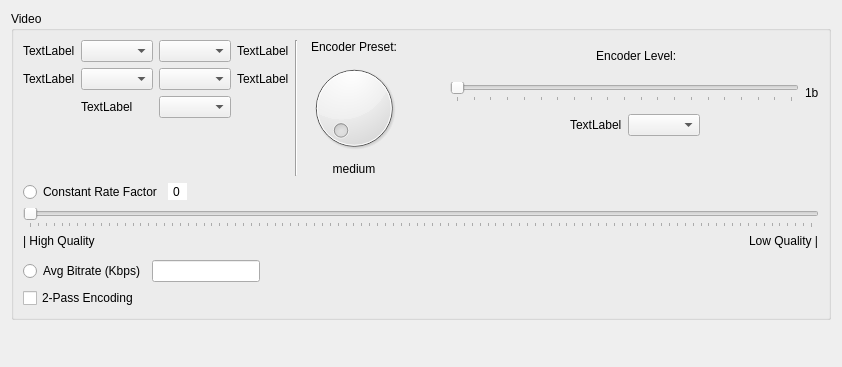
Old version of the form src/video_ui.ui in the repository b1aqW0lf/Lithium.
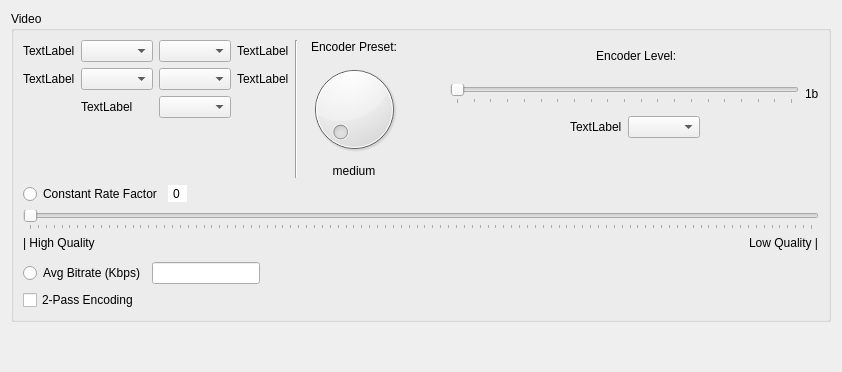
New version of the form.

```diff
--- a/src/video_ui.ui
+++ b/src/video_ui.ui
@@ -7,7 +7,7 @@
     <x>0</x>
     <y>0</y>
     <width>842</width>
-    <height>367</height>
+    <height>372</height>
    </rect>
   </property>
   <property name="windowTitle">
```
